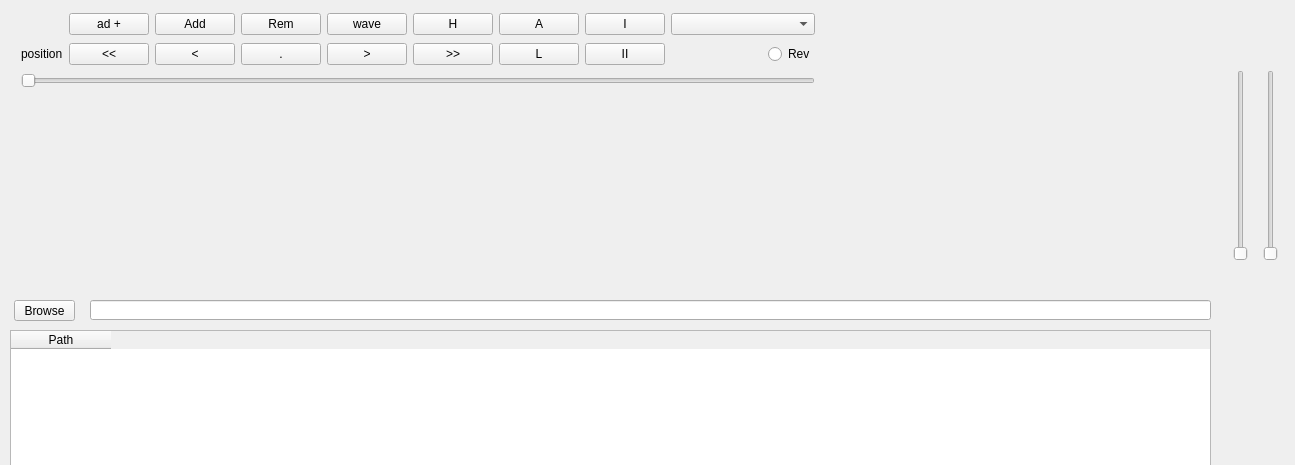
Above: widget.ui from klangobjekte/PlayerDemo before the change. Below: the same form after it.
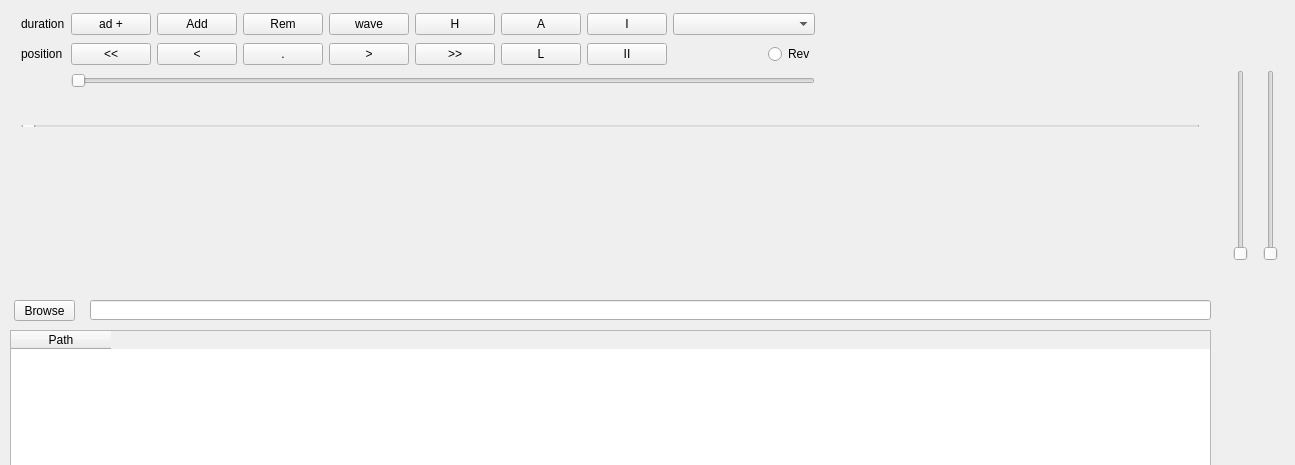
That is the form after the change.

Commit message: event for duration

```diff
--- a/widget.ui
+++ b/widget.ui
@@ -76,7 +76,7 @@
      <x>10</x>
      <y>114</y>
      <width>1201</width>
-     <height>21</height>
+     <height>24</height>
     </rect>
    </property>
    <layout class="QHBoxLayout" name="rulerLayout_">
@@ -328,7 +328,14 @@
       </attribute>
      </widget>
     </item>
-    <item row="2" column="0" colspan="11">
+    <item row="0" column="0">
+     <widget class="QLabel" name="label_duration">
+      <property name="text">
+       <string>duration</string>
+      </property>
+     </widget>
+    </item>
+    <item row="2" column="1" colspan="10">
      <widget class="QSlider" name="hZoomSlider">
       <property name="toolTip">
        <string>hZoomSlider</string>
```
Left out of the diff: 2 changed lines with no effect on the pictures. The commit also changes 5 other files.
